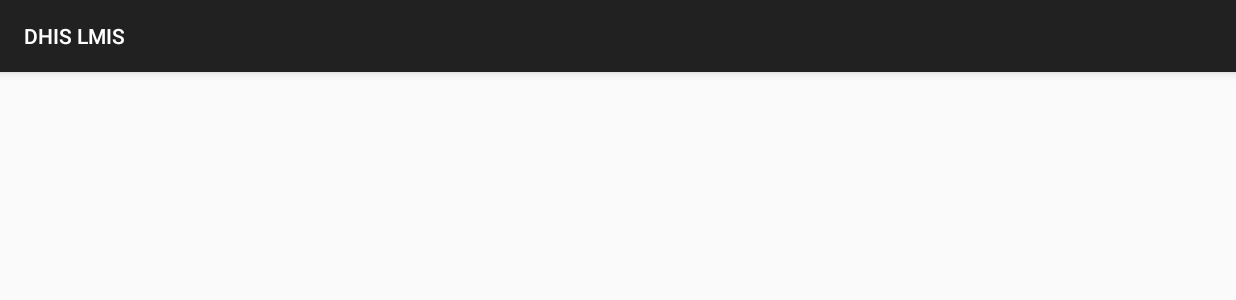
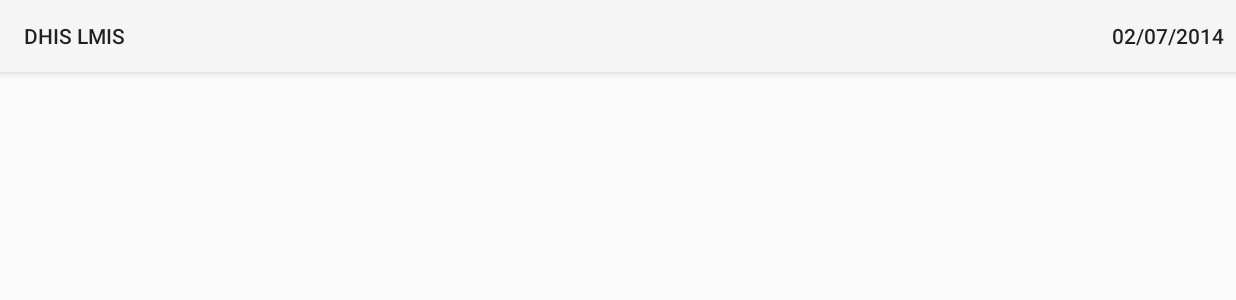
Before and after one commit to clintonhealthaccess/chailmis-android, an Android app: the HomeActivity screen opened directly, with no data from a screen before it, on a phone screen of 824 x 412 dp (held sideways). Shown: the top 300 px of the screen. Run offline under Robolectric (Android 15) with nearby library versions, the phone set to English and light mode, and no system bars; libraries missing offline, so code that uses them is left out: roboguice.activity; 3 statements that could not run were skipped.

Commit message:
[JR,MJ] added Date and Help to home activity action bar

```diff
--- a/app/src/main/AndroidManifest.xml
+++ b/app/src/main/AndroidManifest.xml
@@ -6,7 +6,7 @@
         android:allowBackup="true"
         android:icon="@drawable/ic_launcher"
         android:label="@string/app_name"
-        android:theme="@style/Theme.AppCompat.Light.DarkActionBar" >
+        android:theme="@style/Theme.AppCompat.Light" >
         <activity
             android:name="org.clintonhealthaccess.lmis.app.HomeActivity"
             android:label="@string/title_activity_home"
--- a/app/src/main/java/org/clintonhealthaccess/lmis/app/HomeActivity.java
+++ b/app/src/main/java/org/clintonhealthaccess/lmis/app/HomeActivity.java
@@ -10,6 +10,9 @@ import roboguice.activity.RoboActionBarActivity;
 
 public class HomeActivity extends RoboActionBarActivity {
 
+    public static final String DATE_FORMAT = "dd/MM/yyyy";
+    public static final int DATE_TIME_ID = 99;
+
     @Override
     protected void onCreate(Bundle savedInstanceState) {
         super.onCreate(savedInstanceState);
@@ -19,8 +22,9 @@ public class HomeActivity extends RoboActionBarActivity {
 
     @Override
     public boolean onCreateOptionsMenu(Menu menu) {
-
+        String dateString = android.text.format.DateFormat.format(DATE_FORMAT, new java.util.Date()).toString();
         getMenuInflater().inflate(R.menu.home, menu);
+        menu.add(dateString).setShowAsAction(MenuItem.SHOW_AS_ACTION_ALWAYS);
         return true;
     }
 
--- a/app/src/main/res/menu/home.xml
+++ b/app/src/main/res/menu/home.xml
@@ -1,6 +1,9 @@
 <menu xmlns:android="http://schemas.android.com/apk/res/android"
     xmlns:tools="http://schemas.android.com/tools"
-    tools:context="org.clintonhealthaccess.lmis.app.HomeActivity">
-
-
+    tools:context="org.clintonhealthaccess.lmis.app.HomeActivity"
+    xmlns:app="http://schemas.android.com/apk/res-auto">
+    <item
+        android:id="@+id/action_help"
+        android:title="HELP"
+        app:showAsAction="always|withText" />
 </menu>
```
Also changed, not shown: 1 other file.
